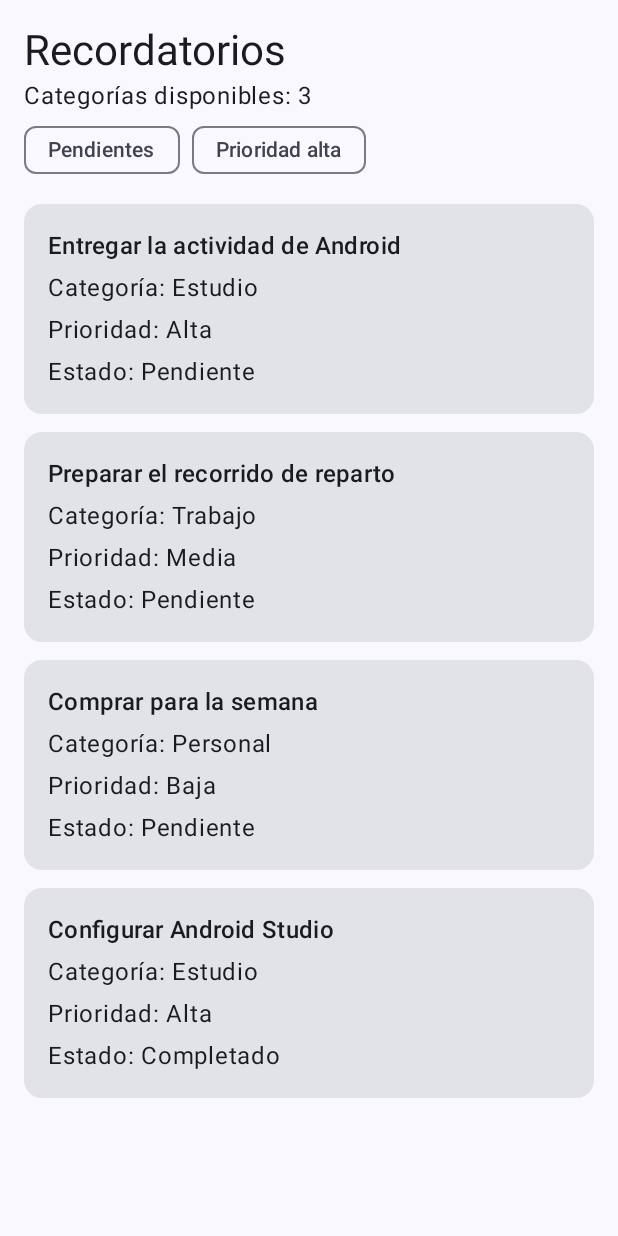
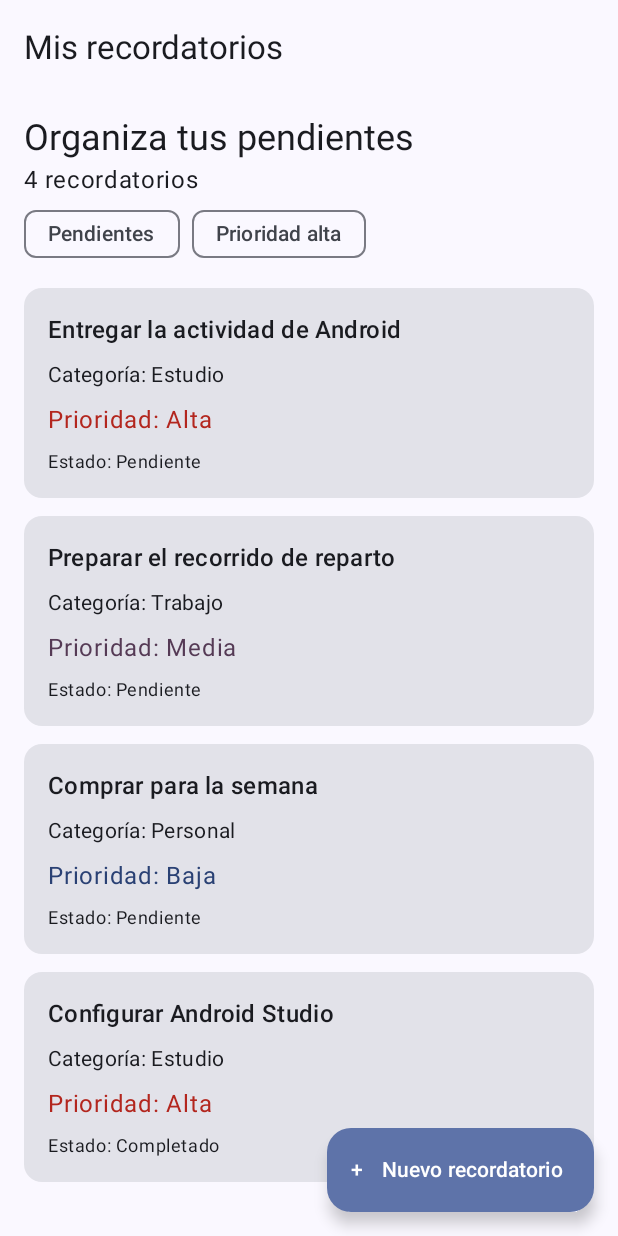
Before and after one commit to Tierrita/Programacion-movil, an Android app built with Jetpack Compose: the screen it shows after launch (MainActivity), on a phone screen of 412 x 824 dp. Run offline under Robolectric (Android 15) with nearby library versions, the phone set to English and light mode, and no system bars.

Commit message:
feat: implementar listado reactivo y componentes reutilizables

```diff
--- a/app/src/main/java/com/example/programacion_mobile/ui/PantallaRecordatorios.kt
+++ b/app/src/main/java/com/example/programacion_mobile/ui/PantallaRecordatorios.kt
@@ -1,101 +1,192 @@
 package com.example.programacion_mobile.ui
 
 import androidx.compose.foundation.horizontalScroll
-import androidx.compose.foundation.layout.Arrangement
-import androidx.compose.foundation.layout.Column
-import androidx.compose.foundation.layout.PaddingValues
-import androidx.compose.foundation.layout.Row
-import androidx.compose.foundation.layout.fillMaxSize
-import androidx.compose.foundation.layout.fillMaxWidth
-import androidx.compose.foundation.layout.padding
+import androidx.compose.foundation.layout.*
 import androidx.compose.foundation.lazy.LazyColumn
 import androidx.compose.foundation.lazy.items
 import androidx.compose.foundation.rememberScrollState
-import androidx.compose.material3.Card
-import androidx.compose.material3.FilterChip
-import androidx.compose.material3.MaterialTheme
-import androidx.compose.material3.Scaffold
-import androidx.compose.material3.Text
-import androidx.compose.runtime.Composable
-import androidx.compose.runtime.getValue
-import androidx.compose.runtime.mutableStateOf
+import androidx.compose.material3.*
+import androidx.compose.runtime.*
 import androidx.compose.runtime.saveable.rememberSaveable
-import androidx.compose.runtime.setValue
+import androidx.compose.ui.Alignment
 import androidx.compose.ui.Modifier
-import androidx.compose.ui.tooling.preview.Preview
 import androidx.compose.ui.unit.dp
-import com.example.programacion_mobile.data.RecordatoriosSimulados
+import androidx.lifecycle.compose.collectAsStateWithLifecycle
+import androidx.lifecycle.viewmodel.compose.viewModel
 import com.example.programacion_mobile.model.Estado
 import com.example.programacion_mobile.model.Prioridad
-import com.example.programacion_mobile.model.Recordatorio
-import com.example.programacion_mobile.ui.theme.ProgramacionMobileTheme
+import com.example.programacion_mobile.ui.components.EstadoPantalla
+import com.example.programacion_mobile.ui.components.TarjetaRecordatorio
+import com.example.programacion_mobile.viewmodel.RecordatoriosUiState
+import com.example.programacion_mobile.viewmodel.RecordatoriosViewModel
 
 @Composable
-fun PantallaRecordatorios() {
-    var soloPendientes by rememberSaveable { mutableStateOf(false) }
-    var soloPrioridadAlta by rememberSaveable { mutableStateOf(false) }
-    val datos = RecordatoriosSimulados
-    val recordatorios = datos.filtrar(
-        estado = if (soloPendientes) Estado.Pendiente else null,
-        prioridad = if (soloPrioridadAlta) Prioridad.Alta else null,
+fun PantallaRecordatorios(
+    modifier: Modifier = Modifier,
+    onCrearRecordatorio: () -> Unit = {},
+    onRecordatorioClick: (Int) -> Unit = {},
+    vm: RecordatoriosViewModel = viewModel(),
+) {
+    val estado by vm.uiState.collectAsStateWithLifecycle()
+
+    ListadoRecordatorios(
+        estado = estado,
+        onCrearRecordatorio = onCrearRecordatorio,
+        onRecordatorioClick = onRecordatorioClick,
+        onReintentar = vm::reintentar,
+        modifier = modifier,
+    )
+}
+
+@OptIn(ExperimentalMaterial3Api::class)
+@Composable
+fun ListadoRecordatorios(
+    estado: RecordatoriosUiState,
+    onCrearRecordatorio: () -> Unit,
+    onRecordatorioClick: (Int) -> Unit,
+    onReintentar: () -> Unit,
+    modifier: Modifier = Modifier,
+) {
+    var soloPendientes by rememberSaveable {
+        mutableStateOf(false)
+    }
+
+    var soloPrioridadAlta by rememberSaveable {
+        mutableStateOf(false)
+    }
+
+    Scaffold(
+        modifier = modifier,
+        topBar = {
+            TopAppBar(
+                title = { Text("Mis recordatorios") }
+            )
+        },
+        floatingActionButton = {
+            ExtendedFloatingActionButton(
+                onClick = onCrearRecordatorio,
+                text = { Text("Nuevo recordatorio") },
+                icon = { Text("+") },
+            )
+        },
+    ) { innerPadding ->
+
+        Box(
+            modifier = Modifier
+                .fillMaxSize()
+                .padding(innerPadding)
+                .padding(horizontal = 16.dp),
+        ) {
+            when (estado) {
+                RecordatoriosUiState.Cargando -> {
+                    EstadoPantalla(
+                        titulo = "Cargando",
+                        mensaje = "Consultando tus recordatorios...",
+                        cargando = true,
+                        modifier = Modifier.align(Alignment.Center),
+                    )
+                }
+
+                RecordatoriosUiState.Vacio -> {
+                    EstadoPantalla(
+                        titulo = "No hay recordatorios",
+                        mensaje = "Crea tu primer recordatorio.",
+                        textoAccion = "Crear recordatorio",
+                        onAccion = onCrearRecordatorio,
+                        modifier = Modifier.align(Alignment.Center),
+                    )
+                }
+
+                is RecordatoriosUiState.Error -> {
+                    EstadoPantalla(
+                        titulo = "Ocurrió un error",
+                        mensaje = estado.mensaje,
+                        textoAccion = "Reintentar",
+                        onAccion = onReintentar,
+                        modifier = Modifier.align(Alignment.Center),
+                    )
+                }
+
+                is RecordatoriosUiState.Datos -> {
+                    val filtrados = estado.recordatorios.filter {
+                        (!soloPendientes ||
+                            it.estado == Estado.Pendiente) &&
+                        (!soloPrioridadAlta ||
+                            it.prioridad == Prioridad.Alta)
+                    }
+
+                    LazyColumn(
+                        modifier = Modifier.fillMaxSize(),
+                        verticalArrangement =
+                            Arrangement.spacedBy(12.dp),
+                        contentPadding = PaddingValues(
+                            top = 12.dp,
+                            bottom = 96.dp,
+                        ),
+                    ) {
+                        item {
+                            Text(
+                                "Organiza tus pendientes",
+                                style = MaterialTheme.typography
+                                    .headlineSmall,
                             )
 
-    Scaffold { espacioDelSistema ->
-        LazyColumn(
-            modifier = Modifier.fillMaxSize().padding(espacioDelSistema).padding(horizontal = 16.dp),
-            verticalArrangement = Arrangement.spacedBy(12.dp),
-            contentPadding = PaddingValues(vertical = 16.dp),
-        ) {
-            item {
-                Text("Recordatorios", style = MaterialTheme.typography.headlineMedium)
-                Text("Categorías disponibles: ${datos.categorias.size}")
+                            Text(
+                                "${estado.recordatorios.size} recordatorios"
+                            )
+
                             Row(
-                    modifier = Modifier.horizontalScroll(rememberScrollState()),
-                    horizontalArrangement = Arrangement.spacedBy(8.dp),
+                                modifier = Modifier.horizontalScroll(
+                                    rememberScrollState()
+                                ),
+                                horizontalArrangement =
+                                    Arrangement.spacedBy(8.dp),
                             ) {
                                 FilterChip(
                                     selected = soloPendientes,
-                        onClick = { soloPendientes = !soloPendientes },
+                                    onClick = {
+                                        soloPendientes = !soloPendientes
+                                    },
                                     label = { Text("Pendientes") },
                                 )
+
                                 FilterChip(
                                     selected = soloPrioridadAlta,
-                        onClick = { soloPrioridadAlta = !soloPrioridadAlta },
+                                    onClick = {
+                                        soloPrioridadAlta =
+                                            !soloPrioridadAlta
+                                    },
                                     label = { Text("Prioridad alta") },
                                 )
                             }
                         }
 
-            if (recordatorios.isEmpty()) {
-                item { Text("No hay recordatorios para estos filtros.") }
+                        if (filtrados.isEmpty()) {
+                            item {
+                                EstadoPantalla(
+                                    titulo = "Sin resultados",
+                                    mensaje = "No hay coincidencias.",
+                                    textoAccion = "Limpiar filtros",
+                                    onAccion = {
+                                        soloPendientes = false
+                                        soloPrioridadAlta = false
+                                    },
+                                )
+                            }
                         }
 
-            items(recordatorios, key = { it.id }) { recordatorio ->
-                TarjetaRecordatorio(recordatorio, datos.etiquetas.getValue(recordatorio.categoria))
+                        items(filtrados, key = { it.id }) {
+                            recordatorio ->
+                            TarjetaRecordatorio(
+                                recordatorio = recordatorio,
+                                onClick = {
+                                    onRecordatorioClick(recordatorio.id)
+                                },
+                            )
                         }
                     }
                 }
             }
-
-@Composable
-private fun TarjetaRecordatorio(recordatorio: Recordatorio, categoria: String) {
-    Card(modifier = Modifier.fillMaxWidth()) {
-        Column(
-            modifier = Modifier.padding(16.dp),
-            verticalArrangement = Arrangement.spacedBy(4.dp),
-        ) {
-            Text(recordatorio.titulo, style = MaterialTheme.typography.titleMedium)
-            Text("Categoría: $categoria")
-            Text("Prioridad: ${recordatorio.prioridad.etiqueta}")
-            Text("Estado: ${recordatorio.estado.etiqueta}")
         }
     }
 }
-
-@Preview(showBackground = true)
-@Composable
-private fun VistaPreviaRecordatorios() {
-    ProgramacionMobileTheme {
-        PantallaRecordatorios()
-    }
-}
--- /dev/null
+++ b/app/src/main/java/com/example/programacion_mobile/ui/components/EstadoPantalla.kt
@@ -0,0 +1,47 @@
+package com.example.programacion_mobile.ui.components
+
+import androidx.compose.foundation.layout.*
+import androidx.compose.material3.*
+import androidx.compose.runtime.Composable
+import androidx.compose.ui.Alignment
+import androidx.compose.ui.Modifier
+import androidx.compose.ui.text.style.TextAlign
+import androidx.compose.ui.unit.dp
+
+@Composable
+fun EstadoPantalla(
+    titulo: String,
+    mensaje: String,
+    modifier: Modifier = Modifier,
+    cargando: Boolean = false,
+    textoAccion: String? = null,
+    onAccion: (() -> Unit)? = null,
+) {
+    Column(
+        modifier = modifier.fillMaxWidth().padding(24.dp),
+        horizontalAlignment = Alignment.CenterHorizontally,
+        verticalArrangement = Arrangement.spacedBy(16.dp),
+    ) {
+        if (cargando) {
+            CircularProgressIndicator()
+        }
+
+        Text(
+            text = titulo,
+            style = MaterialTheme.typography.headlineSmall,
+            textAlign = TextAlign.Center,
+        )
+
+        Text(
+            text = mensaje,
+            style = MaterialTheme.typography.bodyMedium,
+            textAlign = TextAlign.Center,
+        )
+
+        if (textoAccion != null && onAccion != null) {
+            Button(onClick = onAccion) {
+                Text(textoAccion)
+            }
+        }
+    }
+}
--- /dev/null
+++ b/app/src/main/java/com/example/programacion_mobile/ui/components/TarjetaRecordatorio.kt
@@ -0,0 +1,58 @@
+package com.example.programacion_mobile.ui.components
+
+import androidx.compose.foundation.layout.*
+import androidx.compose.material3.*
+import androidx.compose.runtime.Composable
+import androidx.compose.ui.Modifier
+import androidx.compose.ui.unit.dp
+import com.example.programacion_mobile.data.RecordatoriosSimulados
+import com.example.programacion_mobile.model.Prioridad
+import com.example.programacion_mobile.model.Recordatorio
+
+@Composable
+fun TarjetaRecordatorio(
+    recordatorio: Recordatorio,
+    onClick: () -> Unit,
+    modifier: Modifier = Modifier,
+) {
+    val colores = MaterialTheme.colorScheme
+
+    val colorPrioridad = when (recordatorio.prioridad) {
+        Prioridad.Alta -> colores.error
+        Prioridad.Media -> colores.tertiary
+        Prioridad.Baja -> colores.primary
+    }
+
+    Card(
+        onClick = onClick,
+        modifier = modifier.fillMaxWidth(),
+    ) {
+        Column(
+            modifier = Modifier.padding(16.dp),
+            verticalArrangement = Arrangement.spacedBy(8.dp),
+        ) {
+            Text(
+                text = recordatorio.titulo,
+                style = MaterialTheme.typography.titleMedium,
+            )
+
+            Text(
+                text = "Categoría: " +
+                    RecordatoriosSimulados.etiquetas.getValue(
+                        recordatorio.categoria
+                    ),
+                style = MaterialTheme.typography.bodyMedium,
+            )
+
+            Text(
+                text = "Prioridad: ${recordatorio.prioridad.etiqueta}",
+                color = colorPrioridad,
+            )
+
+            Text(
+                text = "Estado: ${recordatorio.estado.etiqueta}",
+                style = MaterialTheme.typography.bodySmall,
+            )
+        }
+    }
+}
```
Lines whose indentation alone changed are shown as unchanged.
